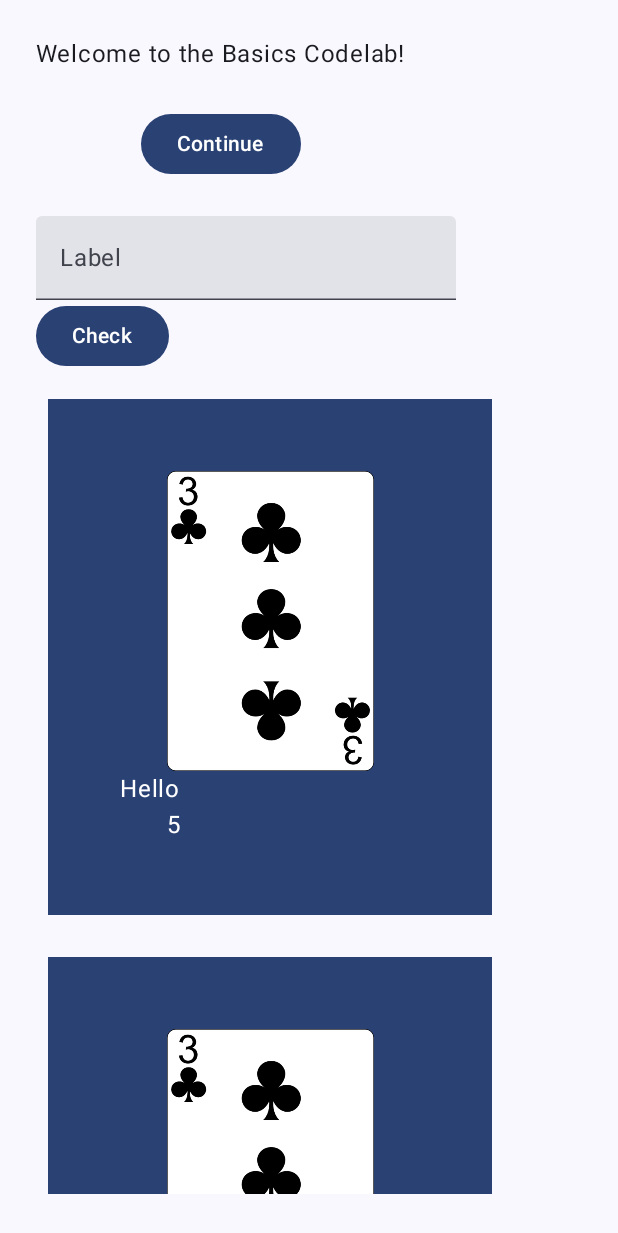
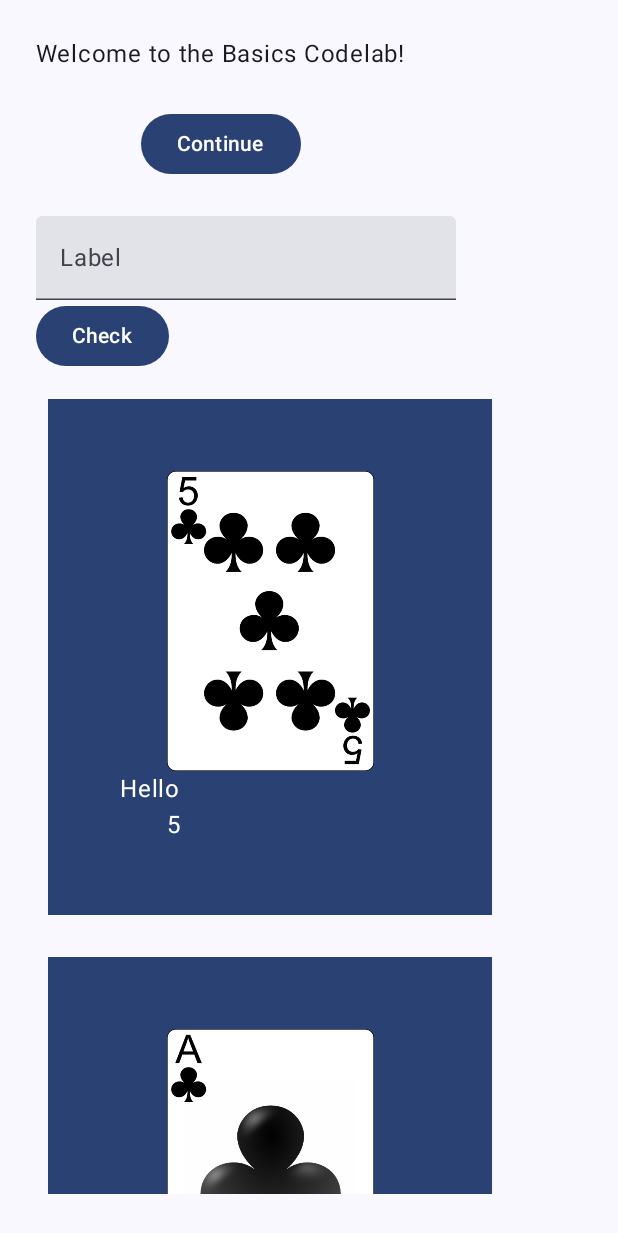
Before and after one commit to liming-zhao/androidapp, an Android app built with Jetpack Compose: the screen it shows after launch (MainActivity), after a tap on "Continue", on a phone screen of 412 x 824 dp. Shown: the top 1233 px of the screen. Run offline under Robolectric (Android 15) with nearby library versions, the phone set to English and light mode, and no system bars.

```diff
--- a/app/src/main/java/com/example/fungame/MainActivity.kt
+++ b/app/src/main/java/com/example/fungame/MainActivity.kt
@@ -97,7 +97,7 @@ fun generateRandomIntegers(
 
 
 fun intToString(n: Int): String {
-    val stringArray = arrayOf("J","Q","K","A")
+    val stringArray = arrayOf("jack","queen","king","ace")
     if(n > 0 && n <=10) {
         return "$n"
     }
@@ -121,7 +121,7 @@ fun MyApp(modifier: Modifier = Modifier){
     var shouldShowOnboarding by remember {mutableStateOf(true)}
     var text by remember { mutableStateOf("") }
     var result by remember { mutableStateOf(false) }
-    var mylist = remember { mutableStateListOf("1", "2", "3", "4") }
+    var mylist = remember { mutableStateListOf("2", "3", "4") }
 
     Surface(modifier)
       {
@@ -211,7 +211,7 @@ fun getCardResId(rank: String, suit: String, context: Context): Int {
 fun Card(name: String, modifier: Modifier = Modifier) {
     val expanded = remember {mutableStateOf(false)}
     val extrapadding = if (expanded.value) 48.dp else 0.dp
-    val idv = getCardResId("3","clubs", context = LocalContext.current )
+    val idv = getCardResId(name,"clubs", context = LocalContext.current )
     Surface(color = MaterialTheme.colorScheme.primary,
         modifier = modifier.padding(vertical=14.dp,horizontal=8.dp)) {
         Row(modifier = Modifier.padding((48.dp))) {
@@ -228,10 +228,6 @@ fun Card(name: String, modifier: Modifier = Modifier) {
                 Text(
                     text = "Hello ",
                 )
-
-
-
-
 
                 Text(text = "       $name")
             }
```
